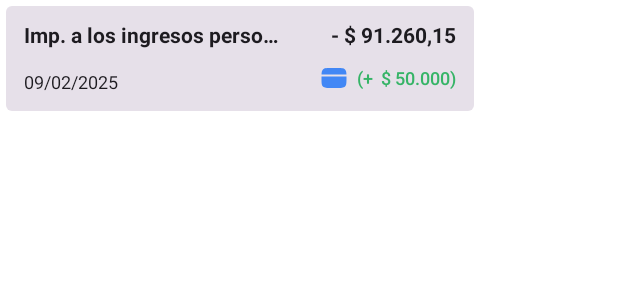
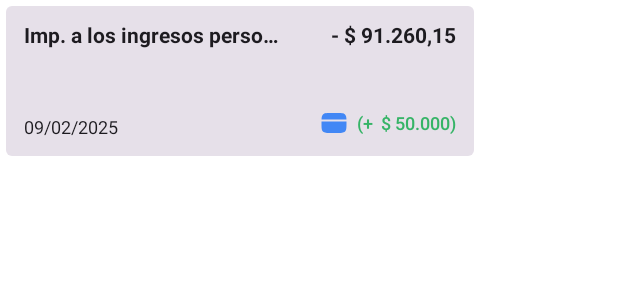
Before and after one commit to eflcabrera/mintdrop, an Android app built with Jetpack Compose: the @Preview function EntryHistoryCardPreview, on a phone screen of 412 x 824 dp. Shown: the top 300 px of the screen. Run offline under Robolectric (Android 15) with nearby library versions, the phone set to English and light mode, and no system bars; our stand-ins replace Room's generated code.

Commit message:
shared-expenses-page Minor thing

```diff
--- a/app/src/main/java/com/eflc/mintdrop/ui/components/card/EntryHistoryCard.kt
+++ b/app/src/main/java/com/eflc/mintdrop/ui/components/card/EntryHistoryCard.kt
@@ -46,6 +46,7 @@ fun EntryHistoryCard(
     val amount = formatAsCurrency(entryRecord.amount)
     val paymentMethod = paymentMethods?.find { it.uid == entryRecord.paymentMethodId }
     val colorSharedGreen = Color(54, 180, 103)
+    val hasSharedExpenseDetails = !sharedExpenseDetails.isNullOrEmpty()
 
     return Card(
         shape = MaterialTheme.shapes.extraSmall,
@@ -56,7 +57,7 @@ fun EntryHistoryCard(
         Row(
             horizontalArrangement = Arrangement.SpaceBetween,
             modifier = Modifier
-                .height(70.dp)
+                .height(100.dp)
                 .padding(12.dp)
                 .fillMaxWidth()
         ) {
@@ -99,7 +100,6 @@ fun EntryHistoryCard(
                         )
                     }
                     if (entryRecord.isShared == true) {
-                        val hasSharedExpenseDetails = !sharedExpenseDetails.isNullOrEmpty()
                         val colorTint = if ((entryRecord.isSettled == null) || entryRecord.isSettled == true)
                             Color.Gray
                         else
```
